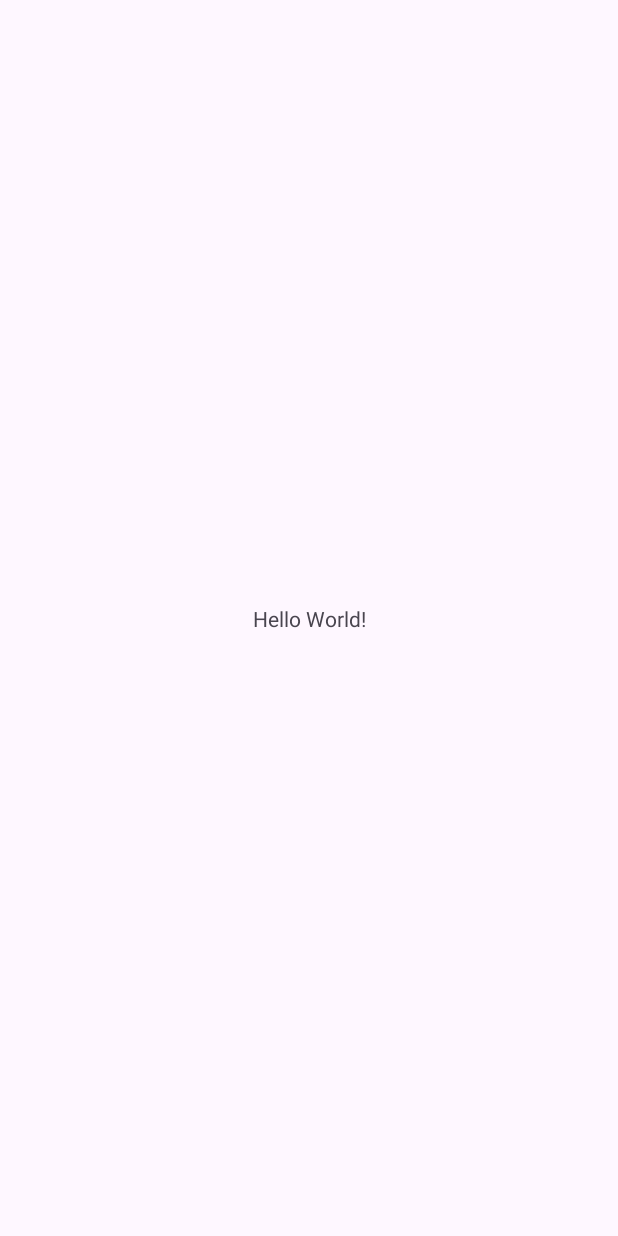
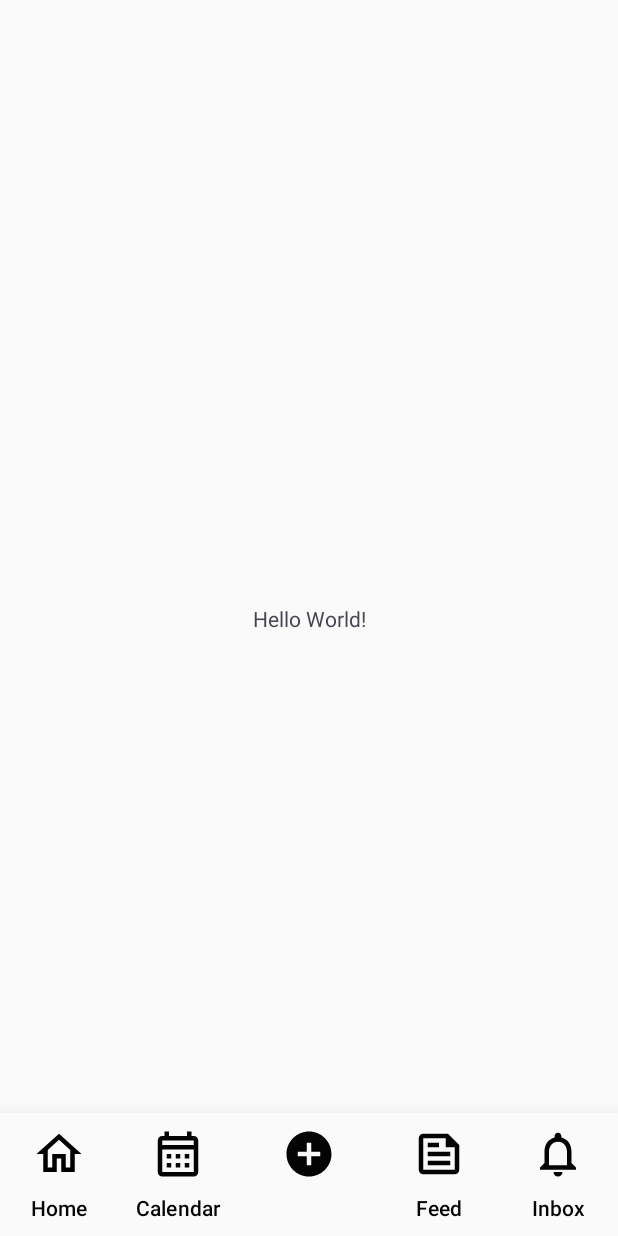
Before and after one commit to janshaaa/MOBDEVE-FINAL-PROJECT, an Android app: the screen it shows after launch (MainActivity), on a phone screen of 412 x 824 dp. Before the commit the screen is almost empty. Run offline under Robolectric (Android 15) with nearby library versions, the phone set to English and light mode, and no system bars.

Commit message:
(feat) added bottom navigation
layout, icons, and simple button listeners

```diff
--- a/app/src/main/java/com/mobdeve/s12/aiwear/MainActivity.kt
+++ b/app/src/main/java/com/mobdeve/s12/aiwear/MainActivity.kt
@@ -2,10 +2,71 @@ package com.mobdeve.s12.aiwear
 
 import androidx.appcompat.app.AppCompatActivity
 import android.os.Bundle
+import android.widget.Button
+import android.widget.TextView
 
 class MainActivity : AppCompatActivity() {
+    private lateinit var navButtons: List<Button>
+
+    private val buttonIconMap = mapOf(
+        R.id.homeBtn to Pair(R.drawable.baseline_home_36, R.drawable.outline_home_36),
+        R.id.calendarBtn to Pair(R.drawable.baseline_calendar_month_36, R.drawable.outline_calendar_month_36),
+        R.id.feedBtn to Pair(R.drawable.baseline_feed_36, R.drawable.outline_feed_36),
+        R.id.notifsBtn to Pair(R.drawable.baseline_notifications_36, R.drawable.outline_notifications_36),
+        R.id.addBtn to Pair(R.drawable.clicked_add_circle_36, R.drawable.baseline_add_circle_24)
+    )
     override fun onCreate(savedInstanceState: Bundle?) {
         super.onCreate(savedInstanceState)
-        setContentView(R.layout.activity_main)
+        setContentView(R.layout.activity_home)
+
+        // Initialize your buttons
+        navButtons = listOf(
+            findViewById(R.id.homeBtn),
+            findViewById(R.id.calendarBtn),
+            findViewById(R.id.feedBtn),
+            findViewById(R.id.notifsBtn),
+            findViewById(R.id.addBtn)
+        )
+
+        for (button in navButtons) {
+            button.setOnClickListener { onBottomNavigationItemClick(button) }
+        }
+    }
+
+    private fun onBottomNavigationItemClick(clickedButton: Button) {
+        for (button in navButtons) {
+            val iconPair = buttonIconMap[button.id]
+            if (iconPair != null) {
+                val iconResId = if (button == clickedButton) iconPair.first else iconPair.second
+                button.setCompoundDrawablesWithIntrinsicBounds(0, iconResId, 0, 0)
+            }
+        }
+
+        val textView = this.findViewById<TextView>(R.id.trialTv)
+
+        // Handle navigation or other logic here based on the clickedButton
+        when (clickedButton) {
+            // Handle navigation or logic for each button
+            this.findViewById<Button>(R.id.homeBtn) -> {
+                textView.text = "home"
+                TODO("Switch to Home View")
+            }
+            this.findViewById<Button>(R.id.calendarBtn) -> {
+                textView.text = "calendar"
+                TODO("Switch to Calendar View")
+            }
+            this.findViewById<Button>(R.id.feedBtn) -> {
+                textView.text = "feed"
+                TODO("Switch to Feed View")
+            }
+            this.findViewById<Button>(R.id.notifsBtn) -> {
+                textView.text = "notifs"
+                TODO("Switch to Notifs View")
+            }
+            this.findViewById<Button>(R.id.addBtn) -> {
+                textView.text = "add"
+                TODO("Show Add outfit options")
+            }
+        }
     }
 }
--- /dev/null
+++ b/app/src/main/res/drawable/baseline_add_circle_24.xml
@@ -0,0 +1,5 @@
+<vector android:height="36dp" android:tint="#000000"
+    android:viewportHeight="24" android:viewportWidth="24"
+    android:width="36dp" xmlns:android="http://schemas.android.com/apk/res/android">
+    <path android:fillColor="@android:color/white" android:pathData="M12,2C6.48,2 2,6.48 2,12s4.48,10 10,10 10,-4.48 10,-10S17.52,2 12,2zM17,13h-4v4h-2v-4L7,13v-2h4L11,7h2v4h4v2z"/>
+</vector>
--- /dev/null
+++ b/app/src/main/res/drawable/baseline_calendar_month_36.xml
@@ -0,0 +1,5 @@
+<vector android:height="36dp" android:tint="#000000"
+    android:viewportHeight="24" android:viewportWidth="24"
+    android:width="36dp" xmlns:android="http://schemas.android.com/apk/res/android">
+    <path android:fillColor="@android:color/white" android:pathData="M19,4h-1V2h-2v2H8V2H6v2H5C3.89,4 3.01,4.9 3.01,6L3,20c0,1.1 0.89,2 2,2h14c1.1,0 2,-0.9 2,-2V6C21,4.9 20.1,4 19,4zM19,20H5V10h14V20zM9,14H7v-2h2V14zM13,14h-2v-2h2V14zM17,14h-2v-2h2V14zM9,18H7v-2h2V18zM13,18h-2v-2h2V18zM17,18h-2v-2h2V18z"/>
+</vector>
--- /dev/null
+++ b/app/src/main/res/drawable/baseline_feed_36.xml
@@ -0,0 +1,5 @@
+<vector android:autoMirrored="true" android:height="36dp"
+    android:tint="#000000" android:viewportHeight="24"
+    android:viewportWidth="24" android:width="36dp" xmlns:android="http://schemas.android.com/apk/res/android">
+    <path android:fillColor="@android:color/white" android:pathData="M16,3H5C3.9,3 3,3.9 3,5v14c0,1.1 0.9,2 2,2h14c1.1,0 2,-0.9 2,-2V8L16,3zM7,7h5v2H7V7zM17,17H7v-2h10V17zM17,13H7v-2h10V13zM15,9V5l4,4H15z"/>
+</vector>
--- /dev/null
+++ b/app/src/main/res/drawable/baseline_home_36.xml
@@ -0,0 +1,5 @@
+<vector android:height="36dp" android:tint="#000000"
+    android:viewportHeight="24" android:viewportWidth="24"
+    android:width="36dp" xmlns:android="http://schemas.android.com/apk/res/android">
+    <path android:fillColor="@android:color/white" android:pathData="M10,20v-6h4v6h5v-8h3L12,3 2,12h3v8z"/>
+</vector>
--- /dev/null
+++ b/app/src/main/res/drawable/baseline_notifications_36.xml
@@ -0,0 +1,5 @@
+<vector android:height="36dp" android:tint="#000000"
+    android:viewportHeight="24" android:viewportWidth="24"
+    android:width="36dp" xmlns:android="http://schemas.android.com/apk/res/android">
+    <path android:fillColor="@android:color/white" android:pathData="M12,22c1.1,0 2,-0.9 2,-2h-4c0,1.1 0.89,2 2,2zM18,16v-5c0,-3.07 -1.64,-5.64 -4.5,-6.32L13.5,4c0,-0.83 -0.67,-1.5 -1.5,-1.5s-1.5,0.67 -1.5,1.5v0.68C7.63,5.36 6,7.92 6,11v5l-2,2v1h16v-1l-2,-2z"/>
+</vector>
--- /dev/null
+++ b/app/src/main/res/drawable/clicked_add_circle_36.xml
@@ -0,0 +1,13 @@
+<vector android:height="36dp" android:tint="#000000"
+    android:viewportHeight="24" android:viewportWidth="24"
+    android:width="36dp" xmlns:android="http://schemas.android.com/apk/res/android">
+    <group
+        android:rotation="45"
+        android:pivotX="12"
+        android:pivotY="12">
+
+        <path
+            android:fillColor="@android:color/white"
+            android:pathData="M12,2C6.48,2 2,6.48 2,12s4.48,10 10,10 10,-4.48 10,-10S17.52,2 12,2zM17,13h-4v4h-2v-4L7,13v-2h4L11,7h2v4h4v2z"/>
+    </group>
+</vector>
--- /dev/null
+++ b/app/src/main/res/drawable/outline_calendar_month_36.xml
@@ -0,0 +1,5 @@
+<vector android:height="36dp" android:tint="#000000"
+    android:viewportHeight="24" android:viewportWidth="24"
+    android:width="36dp" xmlns:android="http://schemas.android.com/apk/res/android">
+    <path android:fillColor="@android:color/white" android:pathData="M19,4h-1V2h-2v2H8V2H6v2H5C3.89,4 3.01,4.9 3.01,6L3,20c0,1.1 0.89,2 2,2h14c1.1,0 2,-0.9 2,-2V6C21,4.9 20.1,4 19,4zM19,20H5V10h14V20zM19,8H5V6h14V8zM9,14H7v-2h2V14zM13,14h-2v-2h2V14zM17,14h-2v-2h2V14zM9,18H7v-2h2V18zM13,18h-2v-2h2V18zM17,18h-2v-2h2V18z"/>
+</vector>
--- /dev/null
+++ b/app/src/main/res/drawable/outline_feed_36.xml
@@ -0,0 +1,5 @@
+<vector android:autoMirrored="true" android:height="36dp"
+    android:tint="#000000" android:viewportHeight="24"
+    android:viewportWidth="24" android:width="36dp" xmlns:android="http://schemas.android.com/apk/res/android">
+    <path android:fillColor="@android:color/white" android:pathData="M16,3H5C3.9,3 3,3.9 3,5v14c0,1.1 0.9,2 2,2h14c1.1,0 2,-0.9 2,-2V8L16,3zM19,19H5V5h10v4h4V19zM7,17h10v-2H7V17zM12,7H7v2h5V7zM7,13h10v-2H7V13z"/>
+</vector>
--- /dev/null
+++ b/app/src/main/res/drawable/outline_home_36.xml
@@ -0,0 +1,5 @@
+<vector android:height="36dp" android:tint="#000000"
+    android:viewportHeight="24" android:viewportWidth="24"
+    android:width="36dp" xmlns:android="http://schemas.android.com/apk/res/android">
+    <path android:fillColor="@android:color/white" android:pathData="M12,5.69l5,4.5V18h-2v-6H9v6H7v-7.81l5,-4.5M12,3L2,12h3v8h6v-6h2v6h6v-8h3L12,3z"/>
+</vector>
--- /dev/null
+++ b/app/src/main/res/drawable/outline_notifications_36.xml
@@ -0,0 +1,5 @@
+<vector android:height="36dp" android:tint="#000000"
+    android:viewportHeight="24" android:viewportWidth="24"
+    android:width="36dp" xmlns:android="http://schemas.android.com/apk/res/android">
+    <path android:fillColor="@android:color/white" android:pathData="M12,22c1.1,0 2,-0.9 2,-2h-4c0,1.1 0.9,2 2,2zM18,16v-5c0,-3.07 -1.63,-5.64 -4.5,-6.32L13.5,4c0,-0.83 -0.67,-1.5 -1.5,-1.5s-1.5,0.67 -1.5,1.5v0.68C7.64,5.36 6,7.92 6,11v5l-2,2v1h16v-1l-2,-2zM16,17L8,17v-6c0,-2.48 1.51,-4.5 4,-4.5s4,2.02 4,4.5v6z"/>
+</vector>
--- /dev/null
+++ b/app/src/main/res/layout/activity_home.xml
@@ -0,0 +1,27 @@
+<?xml version="1.0" encoding="utf-8"?>
+<FrameLayout xmlns:android="http://schemas.android.com/apk/res/android"
+    xmlns:app="http://schemas.android.com/apk/res-auto"
+    xmlns:tools="http://schemas.android.com/tools"
+    android:layout_width="match_parent"
+    android:layout_height="match_parent"
+    tools:context=".MainActivity">
+
+    <androidx.constraintlayout.widget.ConstraintLayout
+        android:layout_width="match_parent"
+        android:layout_height="match_parent"
+        android:background="@color/white">
+
+        <TextView
+            android:id="@+id/trialTv"
+            android:layout_width="wrap_content"
+            android:layout_height="wrap_content"
+            android:text="Hello World!"
+            app:layout_constraintBottom_toBottomOf="parent"
+            app:layout_constraintEnd_toEndOf="parent"
+            app:layout_constraintStart_toStartOf="parent"
+            app:layout_constraintTop_toTopOf="parent" />
+    </androidx.constraintlayout.widget.ConstraintLayout>
+
+    <include layout="@layout/bottom_navigation_layout" />
+
+</FrameLayout>
--- a/app/src/main/res/layout/activity_main.xml
+++ /dev/null
@@ -1,18 +0,0 @@
-<?xml version="1.0" encoding="utf-8"?>
-<androidx.constraintlayout.widget.ConstraintLayout xmlns:android="http://schemas.android.com/apk/res/android"
-    xmlns:app="http://schemas.android.com/apk/res-auto"
-    xmlns:tools="http://schemas.android.com/tools"
-    android:layout_width="match_parent"
-    android:layout_height="match_parent"
-    tools:context=".MainActivity">
-
-    <TextView
-        android:layout_width="wrap_content"
-        android:layout_height="wrap_content"
-        android:text="Hello World!"
-        app:layout_constraintBottom_toBottomOf="parent"
-        app:layout_constraintEnd_toEndOf="parent"
-        app:layout_constraintStart_toStartOf="parent"
-        app:layout_constraintTop_toTopOf="parent" />
-
-</androidx.constraintlayout.widget.ConstraintLayout>
--- /dev/null
+++ b/app/src/main/res/layout/bottom_navigation_layout.xml
@@ -0,0 +1,81 @@
+<?xml version="1.0" encoding="utf-8"?>
+<androidx.constraintlayout.widget.ConstraintLayout xmlns:android="http://schemas.android.com/apk/res/android"
+    xmlns:app="http://schemas.android.com/apk/res-auto"
+    xmlns:tools="http://schemas.android.com/tools"
+    android:layout_width="match_parent"
+    android:layout_height="match_parent"
+    android:background="@null"
+    android:contentDescription="Add an outfit">
+
+    <LinearLayout
+        android:id="@+id/bottomNavLayout"
+        android:layout_width="match_parent"
+        android:layout_height="wrap_content"
+        android:background="@color/white"
+        android:elevation="20dp"
+        android:gravity="center"
+        android:orientation="horizontal"
+        app:layout_constraintBottom_toBottomOf="parent"
+        app:layout_constraintEnd_toEndOf="parent">
+
+        <Button
+            android:id="@+id/homeBtn"
+            android:layout_width="50dp"
+            android:layout_height="wrap_content"
+            android:layout_weight="1"
+            android:background="@android:color/transparent"
+            android:drawableTop="@drawable/outline_home_36"
+            android:padding="5dp"
+            android:text="Home"
+            android:textColor="@color/black" />
+
+        <Button
+            android:id="@+id/calendarBtn"
+            android:layout_width="50dp"
+            android:layout_height="wrap_content"
+            android:layout_weight="1"
+            android:background="@android:color/transparent"
+            android:drawableTop="@drawable/outline_calendar_month_36"
+            android:drawableTint="@color/black"
+            android:padding="5dp"
+            android:text="Calendar"
+            android:textColor="@color/black" />
+
+        <Button
+            android:id="@+id/addBtn"
+            android:layout_width="65dp"
+            android:layout_height="match_parent"
+            android:layout_weight="1"
+            android:background="@android:color/transparent"
+            android:contentDescription="Add an outfit"
+            android:drawableTop="@drawable/baseline_add_circle_24"
+            android:drawableTint="@color/black"
+            android:padding="5dp"
+            android:visibility="visible" />
+
+        <Button
+            android:id="@+id/feedBtn"
+            android:layout_width="50dp"
+            android:layout_height="wrap_content"
+            android:layout_weight="1"
+            android:background="@android:color/transparent"
+            android:drawableTop="@drawable/outline_feed_36"
+            android:drawableTint="@color/black"
+            android:padding="5dp"
+            android:text="Feed"
+            android:textColor="@color/black" />
+
+        <Button
+            android:id="@+id/notifsBtn"
+            android:layout_width="50dp"
+            android:layout_height="wrap_content"
+            android:layout_weight="1"
+            android:background="@android:color/transparent"
+            android:drawableTop="@drawable/outline_notifications_36"
+            android:drawableTint="@color/black"
+            android:padding="5dp"
+            android:text="Inbox"
+            android:textColor="@color/black" />
+
+    </LinearLayout>
+</androidx.constraintlayout.widget.ConstraintLayout>
--- a/app/src/main/res/values/colors.xml
+++ b/app/src/main/res/values/colors.xml
@@ -1,5 +1,5 @@
 <?xml version="1.0" encoding="utf-8"?>
 <resources>
-    <color name="black">#FF000000</color>
-    <color name="white">#FFFFFFFF</color>
+    <color name="black">#040404</color>
+    <color name="white">#FAFAFA</color>
 </resources>
```
